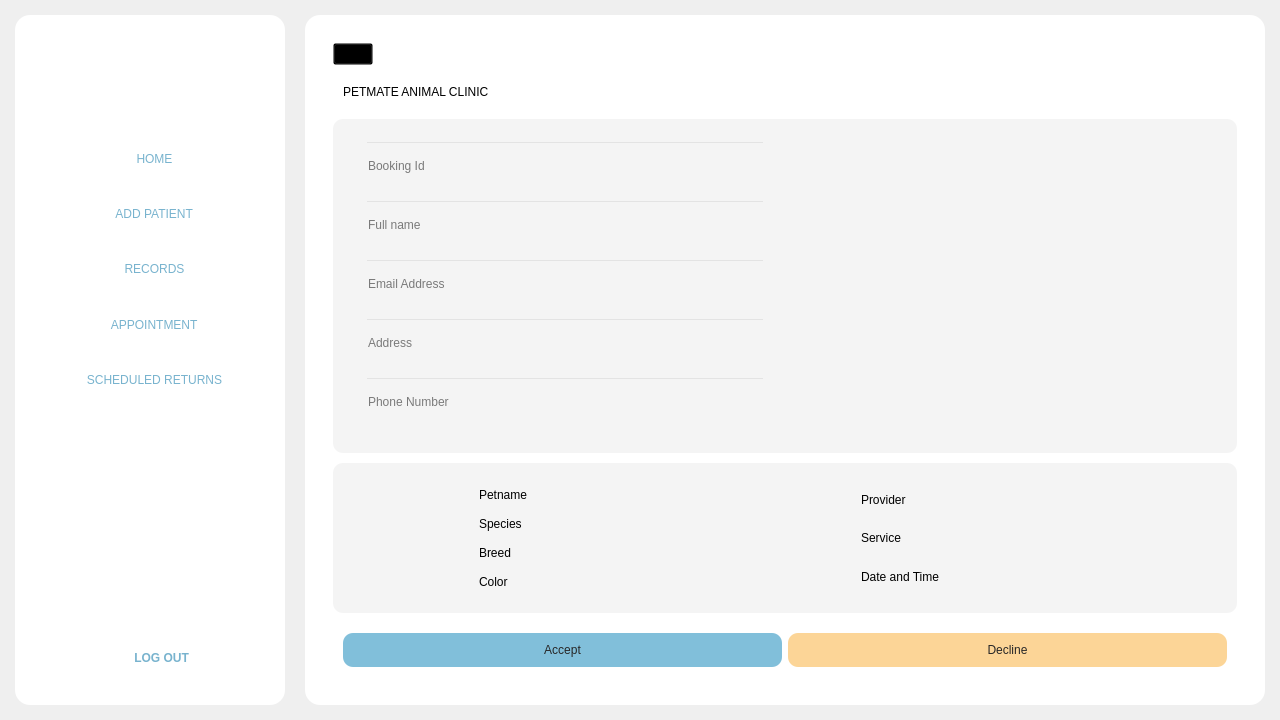
Before: the Qt Designer form Frontend/Home.ui in DreddVDomasian/Petmate-Desktop-Application, drawn with Qt 5.
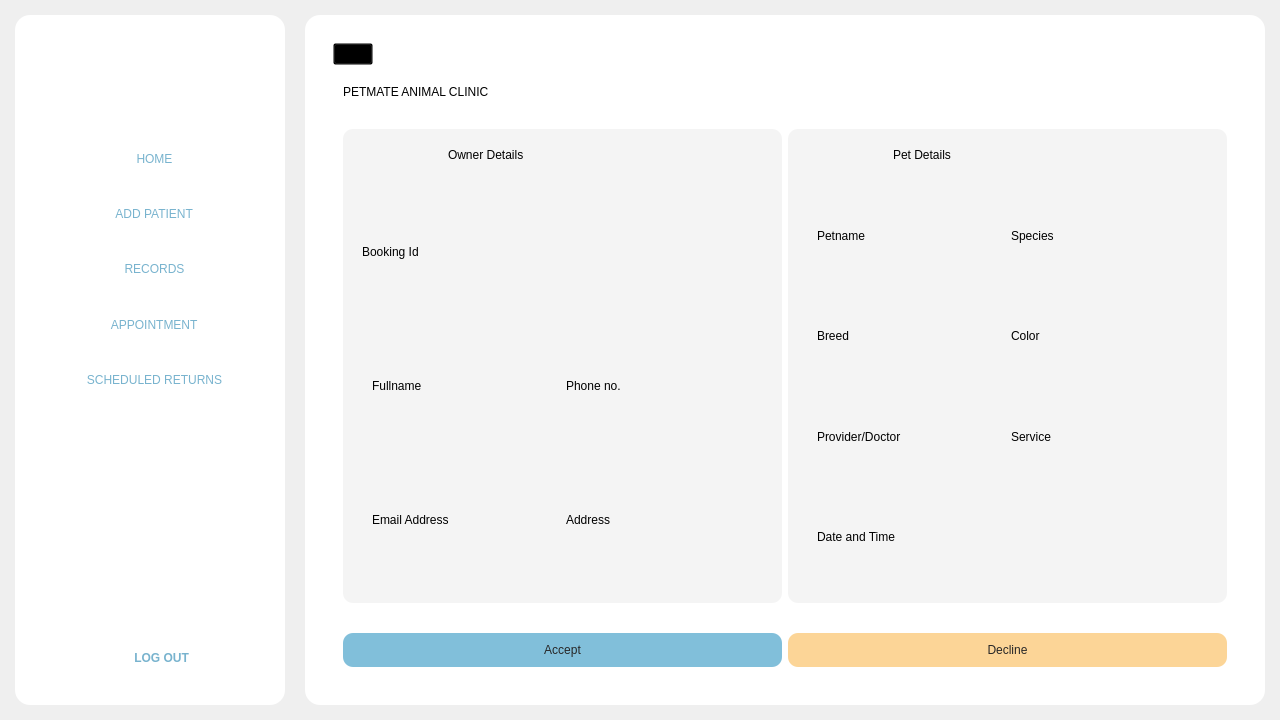
After: the same form once the commit is applied. The open tabs and pages were chosen to show the change. Icons and pictures are not drawn.

```diff
--- a/Frontend/Home.ui
+++ b/Frontend/Home.ui
@@ -8130,7 +8130,7 @@
          <widget class="QWidget" name="webAppReview">
           <layout class="QVBoxLayout" name="verticalLayout_61">
            <item>
-            <widget class="QFrame" name="frame_3">
+            <widget class="QFrame" name="reviewWebAppointment">
              <property name="styleSheet">
               <string notr="true">background:transparent;</string>
              </property>
@@ -8212,12 +8212,15 @@
                </widget>
               </item>
               <item>
-               <widget class="QFrame" name="reviewClient">
+               <widget class="QFrame" name="reviewWeb">
+                <property name="sizePolicy">
+                 <sizepolicy hsizetype="Preferred" vsizetype="Expanding">
+                  <horstretch>0</horstretch>
+                  <verstretch>0</verstretch>
+                 </sizepolicy>
+                </property>
                 <property name="styleSheet">
-                 <string notr="true">#reviewClient{
-	border-radius:10px;
-	background-color:rgb(244, 244, 244);
-}</string>
+                 <string notr="true"/>
                 </property>
                 <property name="frameShape">
                  <enum>QFrame::StyledPanel</enum>
@@ -8227,28 +8230,18 @@
                 </property>
                 <layout class="QHBoxLayout" name="horizontalLayout_36">
                  <item>
-                  <widget class="QLabel" name="label_13">
-                   <property name="maximumSize">
-                    <size>
-                     <width>120</width>
-                     <height>120</height>
-                    </size>
+                  <widget class="QFrame" name="reviewClient">
+                   <property name="sizePolicy">
+                    <sizepolicy hsizetype="Expanding" vsizetype="Preferred">
+                     <horstretch>0</horstretch>
+                     <verstretch>0</verstretch>
+                    </sizepolicy>
                    </property>
-                   <property name="text">
-                    <string/>
-                   </property>
-                   <property name="pixmap">
-                    <pixmap resource="resource.qrc">:/Icons/Icons/UserIcon.png</pixmap>
-                   </property>
-                   <property name="scaledContents">
-                    <bool>true</bool>
-                   </property>
-                  </widget>
-                 </item>
-                 <item>
-                  <widget class="QFrame" name="frame_26">
                    <property name="styleSheet">
-                    <string notr="true"/>
+                    <string notr="true">#reviewClient{
+	border-radius:10px;
+	background-color:rgb(244, 244, 244);
+}</string>
                    </property>
                    <property name="frameShape">
                     <enum>QFrame::StyledPanel</enum>
@@ -8258,208 +8251,30 @@
                    </property>
                    <layout class="QVBoxLayout" name="verticalLayout_46">
                     <item>
-                     <widget class="QLineEdit" name="lineEdit_4">
-                      <property name="sizePolicy">
-                       <sizepolicy hsizetype="Expanding" vsizetype="Expanding">
-                        <horstretch>0</horstretch>
-                        <verstretch>0</verstretch>
-                       </sizepolicy>
-                      </property>
-                      <property name="maximumSize">
-                       <size>
-                        <width>400</width>
-                        <height>50</height>
-                       </size>
-                      </property>
-                      <property name="styleSheet">
-                       <string notr="true"/>
-                      </property>
-                      <property name="readOnly">
-                       <bool>true</bool>
-                      </property>
-                      <property name="placeholderText">
-                       <string>Booking Id</string>
-                      </property>
-                     </widget>
-                    </item>
-                    <item>
-                     <widget class="QLineEdit" name="lineEdit">
-                      <property name="sizePolicy">
-                       <sizepolicy hsizetype="Expanding" vsizetype="Expanding">
-                        <horstretch>0</horstretch>
-                        <verstretch>0</verstretch>
-                       </sizepolicy>
-                      </property>
-                      <property name="maximumSize">
-                       <size>
-                        <width>400</width>
-                        <height>50</height>
-                       </size>
-                      </property>
-                      <property name="readOnly">
-                       <bool>true</bool>
-                      </property>
-                      <property name="placeholderText">
-                       <string>Full name</string>
-                      </property>
-                     </widget>
-                    </item>
-                    <item>
-                     <widget class="QLineEdit" name="lineEdit_2">
-                      <property name="sizePolicy">
-                       <sizepolicy hsizetype="Expanding" vsizetype="Expanding">
-                        <horstretch>0</horstretch>
-                        <verstretch>0</verstretch>
-                       </sizepolicy>
-                      </property>
-                      <property name="maximumSize">
-                       <size>
-                        <width>400</width>
-                        <height>50</height>
-                       </size>
-                      </property>
-                      <property name="readOnly">
-                       <bool>true</bool>
-                      </property>
-                      <property name="placeholderText">
-                       <string>Email Address</string>
-                      </property>
-                     </widget>
-                    </item>
-                    <item>
-                     <widget class="QLineEdit" name="lineEdit_3">
-                      <property name="sizePolicy">
-                       <sizepolicy hsizetype="Expanding" vsizetype="Expanding">
-                        <horstretch>0</horstretch>
-                        <verstretch>0</verstretch>
-                       </sizepolicy>
-                      </property>
-                      <property name="maximumSize">
-                       <size>
-                        <width>400</width>
-                        <height>50</height>
-                       </size>
-                      </property>
-                      <property name="readOnly">
-                       <bool>true</bool>
-                      </property>
-                      <property name="placeholderText">
-                       <string>Address</string>
-                      </property>
-                     </widget>
-                    </item>
-                    <item>
-                     <widget class="QLineEdit" name="lineEdit_5">
-                      <property name="sizePolicy">
-                       <sizepolicy hsizetype="Expanding" vsizetype="Expanding">
-                        <horstretch>0</horstretch>
-                        <verstretch>0</verstretch>
-                       </sizepolicy>
-                      </property>
-                      <property name="maximumSize">
-                       <size>
-                        <width>400</width>
-                        <height>50</height>
-                       </size>
-                      </property>
-                      <property name="readOnly">
-                       <bool>true</bool>
-                      </property>
-                      <property name="placeholderText">
-                       <string>Phone Number</string>
-                      </property>
-                     </widget>
-                    </item>
-                   </layout>
-                  </widget>
-                 </item>
-                </layout>
-               </widget>
-              </item>
-              <item>
-               <widget class="QFrame" name="reviewPet">
-                <property name="sizePolicy">
-                 <sizepolicy hsizetype="Expanding" vsizetype="Expanding">
-                  <horstretch>0</horstretch>
-                  <verstretch>0</verstretch>
-                 </sizepolicy>
-                </property>
-                <property name="maximumSize">
-                 <size>
-                  <width>16777215</width>
-                  <height>150</height>
-                 </size>
-                </property>
-                <property name="styleSheet">
-                 <string notr="true">#reviewPet{
-	border-radius:10px;
-	background-color:rgb(244, 244, 244);
-}</string>
-                </property>
-                <property name="frameShape">
-                 <enum>QFrame::StyledPanel</enum>
-                </property>
-                <property name="frameShadow">
-                 <enum>QFrame::Raised</enum>
-                </property>
-                <layout class="QHBoxLayout" name="horizontalLayout_34">
-                 <property name="leftMargin">
-                  <number>0</number>
-                 </property>
-                 <property name="topMargin">
-                  <number>0</number>
-                 </property>
-                 <property name="rightMargin">
-                  <number>0</number>
-                 </property>
-                 <property name="bottomMargin">
-                  <number>0</number>
-                 </property>
-                 <item>
-                  <widget class="QLabel" name="label_21">
-                   <property name="maximumSize">
-                    <size>
-                     <width>120</width>
-                     <height>120</height>
-                    </size>
-                   </property>
-                   <property name="text">
-                    <string/>
-                   </property>
-                   <property name="pixmap">
-                    <pixmap resource="resource.qrc">:/Icons/Icons/dog.png</pixmap>
-                   </property>
-                   <property name="scaledContents">
-                    <bool>true</bool>
-                   </property>
-                  </widget>
-                 </item>
-                 <item>
-                  <widget class="QFrame" name="frame_27">
-                   <property name="frameShape">
-                    <enum>QFrame::StyledPanel</enum>
-                   </property>
-                   <property name="frameShadow">
-                    <enum>QFrame::Raised</enum>
-                   </property>
-                   <layout class="QHBoxLayout" name="horizontalLayout_37">
-                    <item>
-                     <widget class="QFrame" name="frame_25">
+                     <widget class="QFrame" name="frame_3">
                       <property name="frameShape">
                        <enum>QFrame::StyledPanel</enum>
                       </property>
                       <property name="frameShadow">
                        <enum>QFrame::Raised</enum>
                       </property>
-                      <layout class="QVBoxLayout" name="verticalLayout_47">
+                      <layout class="QHBoxLayout" name="horizontalLayout_53">
                        <item>
-                        <widget class="QLabel" name="label_31">
-                         <property name="styleSheet">
-                          <string notr="true">font: 87 13pt &quot;Montserrat Black&quot;;
-color:rgb(0, 0, 0);</string>
+                        <widget class="QLabel" name="label_13">
+                         <property name="maximumSize">
+                          <size>
+                           <width>80</width>
+                           <height>80</height>
+                          </size>
                          </property>
                          <property name="text">
-                          <string>Petname</string>
+                          <string/>
+                         </property>
+                         <property name="pixmap">
+                          <pixmap resource="resource.qrc">:/Icons/Icons/UserIcon.png</pixmap>
+                         </property>
+                         <property name="scaledContents">
+                          <bool>true</bool>
                          </property>
                         </widget>
                        </item>
@@ -8470,18 +8285,171 @@
 color:rgb(0, 0, 0);</string>
                          </property>
                          <property name="text">
-                          <string>Species</string>
+                          <string>Owner Details</string>
                          </property>
                         </widget>
                        </item>
+                      </layout>
+                     </widget>
+                    </item>
+                    <item>
+                     <widget class="QFrame" name="frame_23">
+                      <property name="sizePolicy">
+                       <sizepolicy hsizetype="Preferred" vsizetype="Expanding">
+                        <horstretch>0</horstretch>
+                        <verstretch>0</verstretch>
+                       </sizepolicy>
+                      </property>
+                      <property name="frameShape">
+                       <enum>QFrame::StyledPanel</enum>
+                      </property>
+                      <property name="frameShadow">
+                       <enum>QFrame::Raised</enum>
+                      </property>
+                      <layout class="QVBoxLayout" name="verticalLayout_63">
                        <item>
-                        <widget class="QLabel" name="label_33">
+                        <widget class="QLabel" name="label_35">
                          <property name="styleSheet">
                           <string notr="true">font: 87 13pt &quot;Montserrat Black&quot;;
 color:rgb(0, 0, 0);</string>
                          </property>
                          <property name="text">
-                          <string>Breed</string>
+                          <string>Booking Id</string>
+                         </property>
+                        </widget>
+                       </item>
+                       <item>
+                        <widget class="QFrame" name="frame_38">
+                         <property name="sizePolicy">
+                          <sizepolicy hsizetype="Preferred" vsizetype="Preferred">
+                           <horstretch>0</horstretch>
+                           <verstretch>0</verstretch>
+                          </sizepolicy>
+                         </property>
+                         <property name="frameShape">
+                          <enum>QFrame::StyledPanel</enum>
+                         </property>
+                         <property name="frameShadow">
+                          <enum>QFrame::Raised</enum>
+                         </property>
+                         <layout class="QHBoxLayout" name="horizontalLayout_55">
+                          <item>
+                           <widget class="QLabel" name="label_36">
+                            <property name="styleSheet">
+                             <string notr="true">font: 87 10pt &quot;Montserrat Black&quot;;
+color:rgb(0, 0, 0);</string>
+                            </property>
+                            <property name="text">
+                             <string>Fullname</string>
+                            </property>
+                           </widget>
+                          </item>
+                          <item>
+                           <widget class="QLabel" name="label_37">
+                            <property name="styleSheet">
+                             <string notr="true">font: 87 10pt &quot;Montserrat Black&quot;;
+color:rgb(0, 0, 0);</string>
+                            </property>
+                            <property name="text">
+                             <string>Phone no.</string>
+                            </property>
+                           </widget>
+                          </item>
+                         </layout>
+                        </widget>
+                       </item>
+                       <item>
+                        <widget class="QFrame" name="frame_39">
+                         <property name="sizePolicy">
+                          <sizepolicy hsizetype="Preferred" vsizetype="Preferred">
+                           <horstretch>0</horstretch>
+                           <verstretch>0</verstretch>
+                          </sizepolicy>
+                         </property>
+                         <property name="frameShape">
+                          <enum>QFrame::StyledPanel</enum>
+                         </property>
+                         <property name="frameShadow">
+                          <enum>QFrame::Raised</enum>
+                         </property>
+                         <layout class="QHBoxLayout" name="horizontalLayout_56">
+                          <item>
+                           <widget class="QLabel" name="label_38">
+                            <property name="styleSheet">
+                             <string notr="true">font: 87 10pt &quot;Montserrat Black&quot;;
+color:rgb(0, 0, 0);</string>
+                            </property>
+                            <property name="text">
+                             <string>Email Address</string>
+                            </property>
+                           </widget>
+                          </item>
+                          <item>
+                           <widget class="QLabel" name="label_39">
+                            <property name="styleSheet">
+                             <string notr="true">font: 87 10pt &quot;Montserrat Black&quot;;
+color:rgb(0, 0, 0);</string>
+                            </property>
+                            <property name="text">
+                             <string>Address</string>
+                            </property>
+                           </widget>
+                          </item>
+                         </layout>
+                        </widget>
+                       </item>
+                      </layout>
+                     </widget>
+                    </item>
+                   </layout>
+                  </widget>
+                 </item>
+                 <item>
+                  <widget class="QFrame" name="reviewPet">
+                   <property name="sizePolicy">
+                    <sizepolicy hsizetype="Expanding" vsizetype="Preferred">
+                     <horstretch>0</horstretch>
+                     <verstretch>0</verstretch>
+                    </sizepolicy>
+                   </property>
+                   <property name="styleSheet">
+                    <string notr="true">#reviewPet{
+	border-radius:10px;
+	background-color:rgb(244, 244, 244);
+}</string>
+                   </property>
+                   <property name="frameShape">
+                    <enum>QFrame::StyledPanel</enum>
+                   </property>
+                   <property name="frameShadow">
+                    <enum>QFrame::Raised</enum>
+                   </property>
+                   <layout class="QVBoxLayout" name="verticalLayout_47">
+                    <item>
+                     <widget class="QFrame" name="frame_37">
+                      <property name="frameShape">
+                       <enum>QFrame::StyledPanel</enum>
+                      </property>
+                      <property name="frameShadow">
+                       <enum>QFrame::Raised</enum>
+                      </property>
+                      <layout class="QHBoxLayout" name="horizontalLayout_54">
+                       <item>
+                        <widget class="QLabel" name="label_29">
+                         <property name="maximumSize">
+                          <size>
+                           <width>80</width>
+                           <height>80</height>
+                          </size>
+                         </property>
+                         <property name="text">
+                          <string/>
+                         </property>
+                         <property name="pixmap">
+                          <pixmap resource="resource.qrc">:/Icons/Icons/catIcon.png</pixmap>
+                         </property>
+                         <property name="scaledContents">
+                          <bool>true</bool>
                          </property>
                         </widget>
                        </item>
@@ -8492,7 +8460,7 @@
 color:rgb(0, 0, 0);</string>
                          </property>
                          <property name="text">
-                          <string>Color</string>
+                          <string>Pet Details</string>
                          </property>
                         </widget>
                        </item>
@@ -8500,7 +8468,13 @@
                      </widget>
                     </item>
                     <item>
-                     <widget class="QFrame" name="frame_28">
+                     <widget class="QFrame" name="frame_26">
+                      <property name="sizePolicy">
+                       <sizepolicy hsizetype="Preferred" vsizetype="Expanding">
+                        <horstretch>0</horstretch>
+                        <verstretch>0</verstretch>
+                       </sizepolicy>
+                      </property>
                       <property name="frameShape">
                        <enum>QFrame::StyledPanel</enum>
                       </property>
@@ -8509,36 +8483,128 @@
                       </property>
                       <layout class="QVBoxLayout" name="verticalLayout_48">
                        <item>
-                        <widget class="QLabel" name="label_35">
-                         <property name="styleSheet">
-                          <string notr="true">font: 87 13pt &quot;Montserrat Black&quot;;
-color:rgb(0, 0, 0);</string>
+                        <widget class="QFrame" name="frame_25">
+                         <property name="frameShape">
+                          <enum>QFrame::StyledPanel</enum>
                          </property>
-                         <property name="text">
-                          <string>Provider</string>
+                         <property name="frameShadow">
+                          <enum>QFrame::Raised</enum>
                          </property>
+                         <layout class="QHBoxLayout" name="horizontalLayout_34">
+                          <item>
+                           <widget class="QLabel" name="label_21">
+                            <property name="styleSheet">
+                             <string notr="true">font: 87 10pt &quot;Montserrat Black&quot;;
+color:rgb(0, 0, 0);</string>
+                            </property>
+                            <property name="text">
+                             <string>Petname</string>
+                            </property>
+                           </widget>
+                          </item>
+                          <item>
+                           <widget class="QLabel" name="label_22">
+                            <property name="styleSheet">
+                             <string notr="true">font: 87 10pt &quot;Montserrat Black&quot;;
+color:rgb(0, 0, 0);</string>
+                            </property>
+                            <property name="text">
+                             <string>Species</string>
+                            </property>
+                           </widget>
+                          </item>
+                         </layout>
                         </widget>
                        </item>
                        <item>
-                        <widget class="QLabel" name="label_36">
-                         <property name="styleSheet">
-                          <string notr="true">font: 87 13pt &quot;Montserrat Black&quot;;
-color:rgb(0, 0, 0);</string>
+                        <widget class="QFrame" name="frame_27">
+                         <property name="frameShape">
+                          <enum>QFrame::StyledPanel</enum>
                          </property>
-                         <property name="text">
-                          <string>Service</string>
+                         <property name="frameShadow">
+                          <enum>QFrame::Raised</enum>
                          </property>
+                         <layout class="QHBoxLayout" name="horizontalLayout_37">
+                          <item>
+                           <widget class="QLabel" name="label_23">
+                            <property name="styleSheet">
+                             <string notr="true">font: 87 10pt &quot;Montserrat Black&quot;;
+color:rgb(0, 0, 0);</string>
+                            </property>
+                            <property name="text">
+                             <string>Breed</string>
+                            </property>
+                           </widget>
+                          </item>
+                          <item>
+                           <widget class="QLabel" name="label_24">
+                            <property name="styleSheet">
+                             <string notr="true">font: 87 10pt &quot;Montserrat Black&quot;;
+color:rgb(0, 0, 0);</string>
+                            </property>
+                            <property name="text">
+                             <string>Color</string>
+                            </property>
+                           </widget>
+                          </item>
+                         </layout>
                         </widget>
                        </item>
                        <item>
-                        <widget class="QLabel" name="label_37">
-                         <property name="styleSheet">
-                          <string notr="true">font: 87 13pt &quot;Montserrat Black&quot;;
+                        <widget class="QFrame" name="frame_28">
+                         <property name="frameShape">
+                          <enum>QFrame::StyledPanel</enum>
+                         </property>
+                         <property name="frameShadow">
+                          <enum>QFrame::Raised</enum>
+                         </property>
+                         <layout class="QHBoxLayout" name="horizontalLayout_38">
+                          <item>
+                           <widget class="QLabel" name="label_28">
+                            <property name="styleSheet">
+                             <string notr="true">font: 87 10pt &quot;Montserrat Black&quot;;
 color:rgb(0, 0, 0);</string>
+                            </property>
+                            <property name="text">
+                             <string>Provider/Doctor</string>
+                            </property>
+                           </widget>
+                          </item>
+                          <item>
+                           <widget class="QLabel" name="label_31">
+                            <property name="styleSheet">
+                             <string notr="true">font: 87 10pt &quot;Montserrat Black&quot;;
+color:rgb(0, 0, 0);</string>
+                            </property>
+                            <property name="text">
+                             <string>Service</string>
+                            </property>
+                           </widget>
+                          </item>
+                         </layout>
+                        </widget>
+                       </item>
+                       <item>
+                        <widget class="QFrame" name="frame_29">
+                         <property name="frameShape">
+                          <enum>QFrame::StyledPanel</enum>
                          </property>
-                         <property name="text">
-                          <string>Date and Time</string>
+                         <property name="frameShadow">
+                          <enum>QFrame::Raised</enum>
                          </property>
+                         <layout class="QHBoxLayout" name="horizontalLayout_39">
+                          <item>
+                           <widget class="QLabel" name="label_33">
+                            <property name="styleSheet">
+                             <string notr="true">font: 87 10pt &quot;Montserrat Black&quot;;
+color:rgb(0, 0, 0);</string>
+                            </property>
+                            <property name="text">
+                             <string>Date and Time</string>
+                            </property>
+                           </widget>
+                          </item>
+                         </layout>
                         </widget>
                        </item>
                       </layout>
```
Left out of the diff: 18 changed lines with no effect on the pictures.
